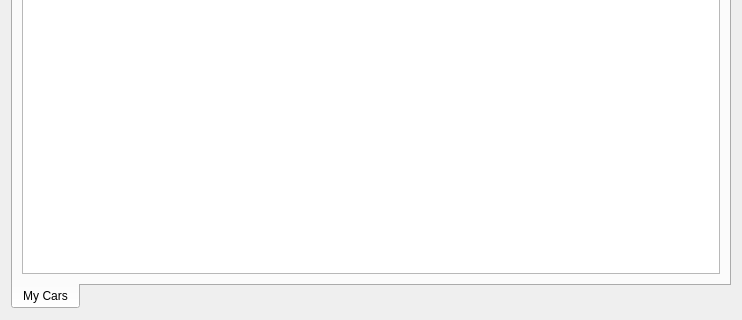
Qt form src/carmanager.ui (Cadons/RentItNow) before a commit; both pictures show x 0 to 742 and y 147 to 467 of the 742 by 467 pixel window.
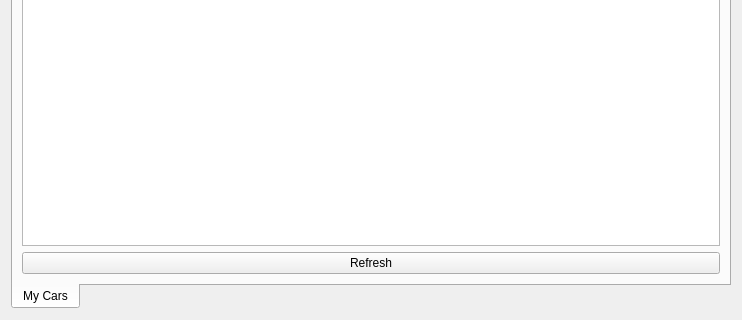
The same form after that commit.

Diff of the .ui file:
```diff
--- a/src/carmanager.ui
+++ b/src/carmanager.ui
@@ -70,6 +70,13 @@
        <item>
         <widget class="QTableView" name="carsTable"/>
        </item>
+       <item>
+        <widget class="QPushButton" name="refresh_pushButton">
+         <property name="text">
+          <string>Refresh</string>
+         </property>
+        </widget>
+       </item>
       </layout>
      </widget>
     </widget>
```
